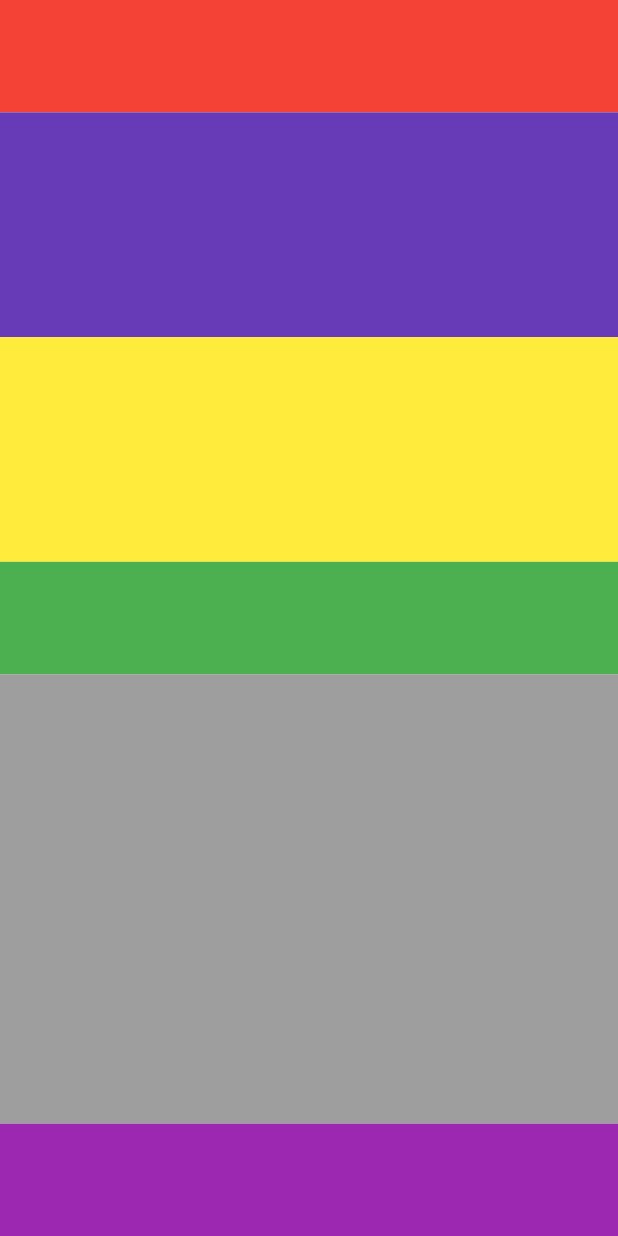
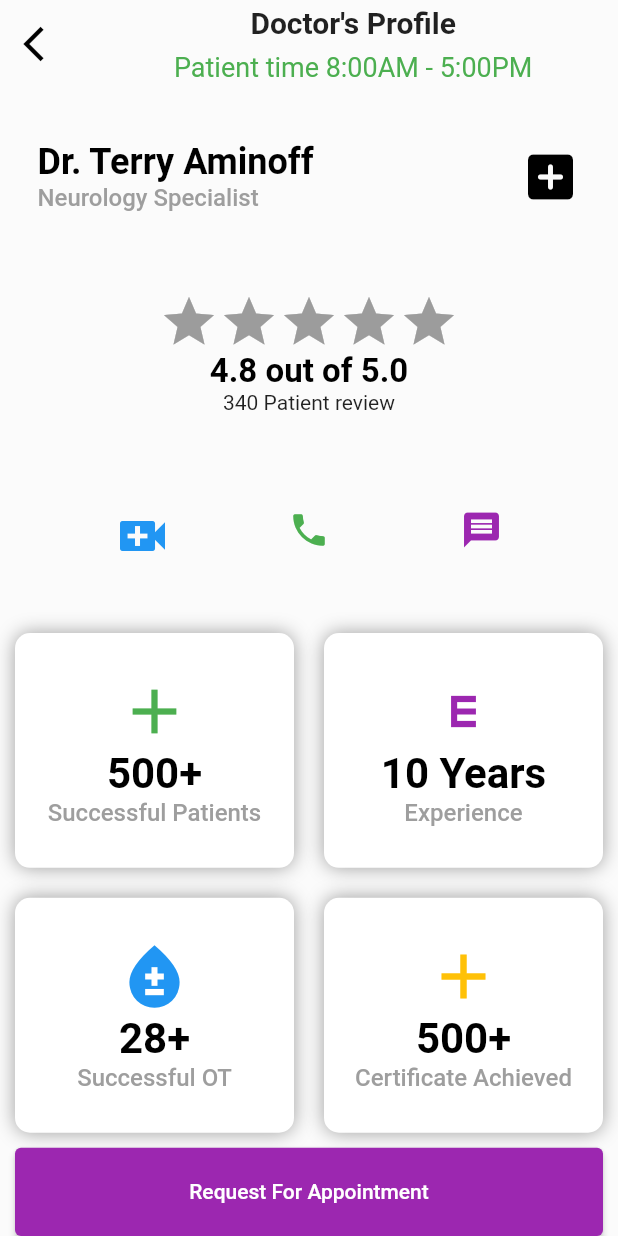
Before and after one commit to Dharani-Mediwave/flutterlearn, a Flutter app: the screen it shows after launch, on a phone screen of 412 x 824 dp. Run offline on Flutter 3.47's test engine with Material 2 defaults, Android fonts, the phone set to English and light mode, and no system bars; drawn by our look-alikes of flutter_rating_bar; our stand-ins replace flutter_svg_provider, font_awesome_flutter.

Commit message:
lear doctor layout design

```diff
--- a/lib/App.dart
+++ b/lib/App.dart
@@ -1,7 +1,7 @@
 import 'dart:math';
 
 import 'package:flutter/material.dart';
-import 'package:flutterlearn/layoutdesign/doctor_profile.dart';
+import 'package:flutterlearn/layoutdesign/doctorlayout/doctor_profile.dart';
 import 'package:flutterlearn/screens/CustomButtonDemo.dart';
 import 'package:flutterlearn/screens/RowColumnDemo.dart';
 
--- a/lib/layoutdesign/doctor_profile.dart
+++ /dev/null
@@ -1,30 +0,0 @@
-import 'package:flutter/material.dart';
-
-// https://fireart.studio/wp-content/uploads/2021/11/5080dc03d60429b882accf0f30b9c6a9-1024x768.jpg
-class DoctorProfile extends StatelessWidget {
-  const DoctorProfile({super.key});
-
-  @override
-  Widget build(BuildContext context) {
-    return Scaffold(
-      appBar: null,
-      body: SafeArea(
-        top: true,
-        child: Container(
-          color: Colors.white24,
-          child: Column(
-            children: [
-              Expanded(flex:1,child: Container(color: Colors.red,)),
-              Expanded(flex:2,child: Container(color: Colors.deepPurple,)),
-              Expanded(flex:2,child: Container(color: Colors.yellow,)),
-              Expanded(flex:1,child: Container(color: Colors.green,)),
-              Expanded(flex:4,child: Container(color: Colors.grey,)),
-              Expanded(flex:1,child: Container(color: Colors.purple,))
-            ],
-          ),
-        ),
-      ),
-    );
-  }
-
-}
--- /dev/null
+++ b/lib/layoutdesign/doctorlayout/doctor_contact.dart
@@ -0,0 +1,43 @@
+import 'package:flutter/material.dart';
+
+class DoctorContact extends StatelessWidget {
+  const DoctorContact({super.key});
+
+  @override
+  Widget build(BuildContext context) {
+    return Expanded(
+      flex: 2,
+      child: Container(
+        child: Row(
+          mainAxisAlignment: MainAxisAlignment.spaceEvenly,
+          children: [
+            Container(
+              child: IconButton(
+                onPressed: () {
+                  print("video");
+                },
+                icon: Icon(Icons.video_call,size: 40.0, color: Colors.blue),
+              ),
+            ),
+            Container(
+              child: IconButton(
+                onPressed: () {
+                  print("video");
+                },
+                icon: Icon(Icons.phone, size: 28, color: Colors.green,),
+              ),
+            ),
+            Container(
+              child: IconButton(
+                onPressed: () {
+                  print("video");
+                },
+                icon: Icon(Icons.message, size: 28, color: Colors.purple,),
+              ),
+            ),
+          ],
+        ),
+      ),
+    );
+  }
+}
--- /dev/null
+++ b/lib/layoutdesign/doctorlayout/doctor_grid_card.dart
@@ -0,0 +1,210 @@
+import 'package:flutter/material.dart';
+
+class DoctorGridCard extends StatelessWidget {
+  const DoctorGridCard({super.key});
+
+  @override
+  Widget build(BuildContext context) {
+    double width = MediaQuery.of(context).size.width;
+    return Expanded(
+      flex: 6,
+      child: Container(
+        width: width,
+        child: Column(
+          children: [
+            Expanded(
+              flex: 3,
+              child: Container(
+                child: Row(
+                  children: [
+                    Expanded(
+                      child: Container(
+                        width: width / 2,
+                        margin: EdgeInsets.all(10.0),
+                        decoration: BoxDecoration(
+                          borderRadius: BorderRadius.circular(10.0),
+                          color: Colors.white,
+                          boxShadow: [
+                            BoxShadow(
+                              color: Colors.grey, //New
+                              blurRadius: 10.0,
+                              offset: Offset(0, 0),
+                            )
+                          ],
+                        ),
+                        child: Column(
+                          mainAxisAlignment: MainAxisAlignment.center,
+                          children: [
+                            Icon(
+                              Icons.add,
+                              color: Colors.green,
+                              size: 50.0,
+                            ),
+                            Text(
+                              "500+",
+                              style: TextStyle(
+                                fontSize: 28.0,
+                                fontWeight: FontWeight.bold,
+                                color: Colors.black,
+                              ),
+                            ),
+                            Text(
+                              "Successful Patients",
+                              style: TextStyle(
+                                fontSize: 16.0,
+                                fontWeight: FontWeight.w500,
+                                color: Colors.grey,
+                              ),
+                            )
+                          ],
+                        ),
+                      ),
+                    ),
+                    Expanded(
+                      child: Container(
+                        width: width / 2,
+                        margin: EdgeInsets.all(10.0),
+                        decoration: BoxDecoration(
+                          borderRadius: BorderRadius.circular(10.0),
+                          color: Colors.white,
+                          boxShadow: [
+                            BoxShadow(
+                              color: Colors.grey, //New
+                              blurRadius: 10.0,
+                              offset: Offset(0, 0),
+                            )
+                          ],
+                        ),
+                        child: Column(
+                          mainAxisAlignment: MainAxisAlignment.center,
+                          children: [
+                            Icon(
+                              Icons.e_mobiledata,
+                              color: Colors.purple,
+                              size: 50.0,
+                            ),
+                            Text(
+                              "10 Years",
+                              style: TextStyle(
+                                fontSize: 28.0,
+                                fontWeight: FontWeight.bold,
+                                color: Colors.black,
+                              ),
+                            ),
+                            Text(
+                              "Experience",
+                              style: TextStyle(
+                                fontSize: 16.0,
+                                fontWeight: FontWeight.w500,
+                                color: Colors.grey,
+                              ),
+                            )
+                          ],
+                        ),
+                      ),
+                    ),
+                  ],
+                ),
+              ),
+            ),
+            Expanded(
+              flex: 3,
+              child: Container(
+                child: Row(
+                  children: [
+                    Expanded(
+                      child: Container(
+                        width: width / 2,
+                        margin: EdgeInsets.all(10.0),
+                        decoration: BoxDecoration(
+                          borderRadius: BorderRadius.circular(10.0),
+                          color: Colors.white,
+                          boxShadow: [
+                            BoxShadow(
+                              color: Colors.grey, //New
+                              blurRadius: 10.0,
+                              offset: Offset(0, 0),
+                            )
+                          ],
+                        ),
+                        child: Column(
+                          mainAxisAlignment: MainAxisAlignment.center,
+                          children: [
+                            Icon(
+                              Icons.bloodtype,
+                              color: Colors.blue,
+                              size: 50.0,
+                            ),
+                            Text(
+                              "28+",
+                              style: TextStyle(
+                                fontSize: 28.0,
+                                fontWeight: FontWeight.bold,
+                                color: Colors.black,
+                              ),
+                            ),
+                            Text(
+                              "Successful OT",
+                              style: TextStyle(
+                                fontSize: 16.0,
+                                fontWeight: FontWeight.w500,
+                                color: Colors.grey,
+                              ),
+                            )
+                          ],
+                        ),
+                      ),
+                    ),
+                    Expanded(
+                      child: Container(
+                        width: width / 2,
+                        margin: EdgeInsets.all(10.0),
+                        decoration: BoxDecoration(
+                          borderRadius: BorderRadius.circular(10.0),
+                          color: Colors.white,
+                          boxShadow: [
+                            BoxShadow(
+                              color: Colors.grey, //New
+                              blurRadius: 10.0,
+                              offset: Offset(0, 0),
+                            )
+                          ],
+                        ),
+                        child: Column(
+                          mainAxisAlignment: MainAxisAlignment.center,
+                          children: [
+                            Icon(
+                              Icons.add,
+                              color: Colors.amber,
+                              size: 50.0,
+                            ),
+                            Text(
+                              "500+",
+                              style: TextStyle(
+                                fontSize: 28.0,
+                                fontWeight: FontWeight.bold,
+                                color: Colors.black,
+                              ),
+                            ),
+                            Text(
+                              "Certificate Achieved",
+                              style: TextStyle(
+                                fontSize: 16.0,
+                                fontWeight: FontWeight.w500,
+                                color: Colors.grey,
+                              ),
+                            )
+                          ],
+                        ),
+                      ),
+                    ),
+                  ],
+                ),
+              ),
+            ),
+          ],
+        ),
+      ),
+    );
+  }
+}
--- /dev/null
+++ b/lib/layoutdesign/doctorlayout/doctor_header.dart
@@ -0,0 +1,60 @@
+import 'package:flutter/material.dart';
+
+class DoctorHeader extends StatelessWidget {
+  const DoctorHeader({super.key});
+
+  @override
+  Widget build(BuildContext context) {
+    return Expanded(
+      flex: 1,
+      child: Row(
+        children: [
+          Expanded(
+            flex: 1,
+            child: Container(
+              child: const Column(
+                mainAxisAlignment: MainAxisAlignment.center,
+                children: [
+                  Icon(
+                    Icons.arrow_back_ios,
+                    color: Colors.black,
+                    size: 28.0,
+                  ),
+                ],
+              ),
+            ),
+          ),
+          Expanded(
+            flex: 6,
+            child: Container(
+              child: const Align(
+                child: Column(
+                  mainAxisAlignment: MainAxisAlignment.center,
+                  children: [
+                    Text(
+                      "Doctor's Profile",
+                      style: TextStyle(
+                        fontSize: 20.0,
+                        fontWeight: FontWeight.bold,
+                      ),
+                    ),
+                    SizedBox(
+                      height: 8.0,
+                    ),
+                    Text(
+                      "Patient time 8:00AM - 5:00PM",
+                      style: TextStyle(
+                        fontSize: 18.0,
+                        color: Colors.green,
+                      ),
+                    )
+                  ],
+                ),
+              ),
+            ),
+          )
+        ],
+      ),
+    );
+  }
+}
--- /dev/null
+++ b/lib/layoutdesign/doctorlayout/doctor_info.dart
@@ -0,0 +1,46 @@
+import 'package:flutter/material.dart';
+
+class DoctorInfo extends StatelessWidget {
+  const DoctorInfo({super.key});
+
+  @override
+  Widget build(BuildContext context) {
+    return Expanded(
+      flex: 2,
+      child: Container(
+        padding: EdgeInsets.symmetric(horizontal: 25.0),
+        child: Row(
+          mainAxisAlignment: MainAxisAlignment.spaceBetween,
+          children: [
+            Column(
+              mainAxisAlignment: MainAxisAlignment.center,
+              crossAxisAlignment: CrossAxisAlignment.start,
+              children: [
+                Text(
+                  "Dr. Terry Aminoff",
+                  style: TextStyle(
+                      fontSize: 24.0,
+                      fontWeight: FontWeight.bold,
+                      color: Colors.black),
+                ),
+                Text(
+                  "Neurology Specialist",
+                  style: TextStyle(
+                    fontSize: 16.0,
+                    fontWeight: FontWeight.w500,
+                    color: Colors.grey,
+                  ),
+                ),
+              ],
+            ),
+            Icon(
+              Icons.add_box_rounded,
+              color: Colors.black,
+              size: 40.0,
+            ),
+          ],
+        ),
+      ),
+    );
+  }
+}
--- /dev/null
+++ b/lib/layoutdesign/doctorlayout/doctor_profile.dart
@@ -0,0 +1,50 @@
+import 'package:flutter/material.dart';
+import 'package:flutterlearn/layoutdesign/doctorlayout/doctor_contact.dart';
+import 'package:flutterlearn/layoutdesign/doctorlayout/doctor_grid_card.dart';
+import 'package:flutterlearn/layoutdesign/doctorlayout/doctor_header.dart';
+import 'package:flutterlearn/layoutdesign/doctorlayout/doctor_info.dart';
+import 'package:flutterlearn/layoutdesign/doctorlayout/doctor_rating.dart';
+
+// https://fireart.studio/wp-content/uploads/2021/11/5080dc03d60429b882accf0f30b9c6a9-1024x768.jpg
+class DoctorProfile extends StatelessWidget {
+  const DoctorProfile({super.key});
+
+  @override
+  Widget build(BuildContext context) {
+    double width = MediaQuery.of(context).size.width;
+    return Scaffold(
+      appBar: null,
+      body: SafeArea(
+        top: true,
+        child: Container(
+          color: Colors.white24,
+          child: Column(
+            children: [
+              // Doctor profile header
+              const DoctorHeader(),
+              const DoctorInfo(),
+              const DoctorRating(),
+              const DoctorContact(),
+              const DoctorGridCard(),
+              Expanded(
+                flex: 1,
+                child: Container(
+                  width: width,
+                  margin: EdgeInsets.symmetric(horizontal: 10.0),
+                  child: ElevatedButton(
+                    onPressed: () {},
+                    child: Text("Request For Appointment"),
+                    style: ElevatedButton.styleFrom(
+                      backgroundColor: Colors.purple,
+
+                    ),
+                  ),
+                ),
+              )
+            ],
+          ),
+        ),
+      ),
+    );
+  }
+}
--- /dev/null
+++ b/lib/layoutdesign/doctorlayout/doctor_rating.dart
@@ -0,0 +1,36 @@
+import 'package:flutter/material.dart';
+import 'package:flutter_rating_bar/flutter_rating_bar.dart';
+
+class DoctorRating extends StatelessWidget {
+  const DoctorRating({super.key});
+
+  @override
+  Widget build(BuildContext context) {
+    return Expanded(
+      flex: 2,
+      child: Column(
+        mainAxisAlignment: MainAxisAlignment.center,
+        children: [
+          RatingBar.builder(
+            itemBuilder: (context, _) => Icon(
+              Icons.star,
+              color: Colors.amber,
+            ),
+            onRatingUpdate: (rating) {
+              print("rating");
+            },
+          ),
+          Text(
+            "4.8 out of 5.0",
+            style: TextStyle(
+              fontSize: 22.0,
+              fontWeight: FontWeight.bold,
+              color: Colors.black,
+            ),
+          ),
+          Text("340 Patient review")
+        ],
+      ),
+    );
+  }
+}
--- a/pubspec.yaml
+++ b/pubspec.yaml
@@ -37,6 +37,7 @@ dependencies:
   cupertino_icons: ^1.0.2
   font_awesome_flutter: ^10.4.0
   flutter_svg_provider: ^1.0.3
+  flutter_rating_bar: ^4.0.1
 
 dev_dependencies:
   flutter_test:
```
Also changed, not shown: pubspec.lock.
